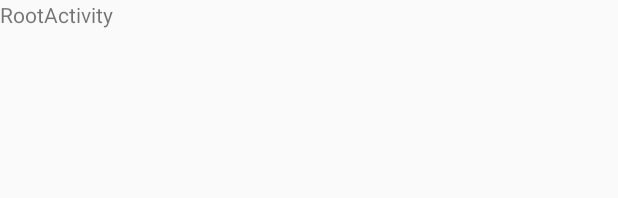
After one commit to nangua1995/AndroidGuidePage, an Android app: the layout activity_root.xml on its own in the app's theme, with its tools: preview values and no code run, on a phone screen of 412 x 824 dp. The commit adds this screen. Shown: the top 198 px of the screen. Run offline under Robolectric (Android 15) with nearby library versions, the phone set to English and light mode, and no system bars.

Commit message:
add root activity to project

```diff
--- a/app/src/main/AndroidManifest.xml
+++ b/app/src/main/AndroidManifest.xml
@@ -9,6 +9,8 @@
         android:roundIcon="@mipmap/ic_launcher_round"
         android:supportsRtl="true"
         android:theme="@style/AppTheme">
+        <activity android:name=".Activity.rootActivity"></activity>
+        <activity android:name=".Activity.WelcomeActivity" />
         <activity android:name=".Activity.MainActivity">
             <intent-filter>
                 <action android:name="android.intent.action.MAIN" />
--- a/app/src/main/java/com/example/viewpagertest/Activity/MainActivity.java
+++ b/app/src/main/java/com/example/viewpagertest/Activity/MainActivity.java
@@ -11,7 +11,7 @@ import com.example.viewpagertest.R;
 import com.example.viewpagertest.Adapter.ViewPagerAdapter;
 
 import java.util.ArrayList;
-
+//mainActivity是对于ViewPager使用的
 public class MainActivity extends AppCompatActivity {
     private ViewPager viewPager;
     private ArrayList<View> aList;
--- /dev/null
+++ b/app/src/main/res/layout/activity_root.xml
@@ -0,0 +1,14 @@
+<?xml version="1.0" encoding="utf-8"?>
+<LinearLayout xmlns:android="http://schemas.android.com/apk/res/android"
+    xmlns:app="http://schemas.android.com/apk/res-auto"
+    xmlns:tools="http://schemas.android.com/tools"
+    android:layout_width="match_parent"
+    android:layout_height="match_parent"
+    tools:context=".Activity.rootActivity">
+
+    <TextView
+        android:layout_width="wrap_content"
+        android:layout_height="wrap_content"
+        android:text="RootActivity"/>
+
+</LinearLayout>
```
Also changed, not shown: app/src/main/java/com/example/viewpagertest/Activity/WelcomeActivity.java (added, +41 -0 lines), app/src/main/java/com/example/viewpagertest/Activity/rootActivity.java (added, +17 -0 lines), app/src/main/res/layout/activity_welcome.xml (added, +9 -0 lines).
